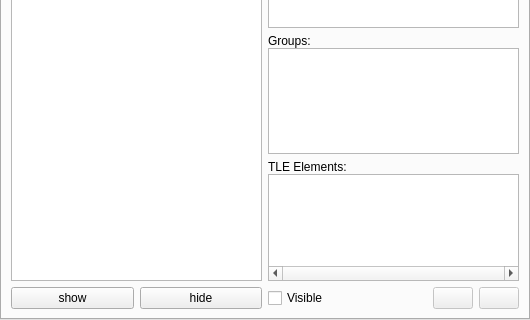
Before: the Qt Designer form plugins/Satellites/src/gui/satellitesDialog.ui in 519984307/stellarium_src, drawn with Qt 5; both pictures show x 0 to 530 and y 181 to 501 of the 530 by 501 pixel window.
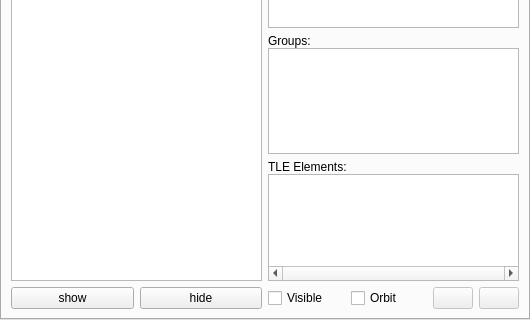
After: the same form once the commit is applied. Icons and pictures are not drawn. Custom widgets are drawn as their Qt base class.

Commit message: added ability to turn on and off orbits from Satellites config dialog

```diff
--- a/plugins/Satellites/src/gui/satellitesDialog.ui
+++ b/plugins/Satellites/src/gui/satellitesDialog.ui
@@ -505,6 +505,13 @@
              </property>
             </widget>
            </item>
+           <item>
+            <widget class="QCheckBox" name="orbitCheckbox">
+             <property name="text">
+              <string>Orbit</string>
+             </property>
+            </widget>
+           </item>
            <item>
             <widget class="QPushButton" name="commsButton">
              <property name="enabled">
```
Left out of the diff: 5 changed lines with no effect on the pictures. The commit also changes 2 other files.
